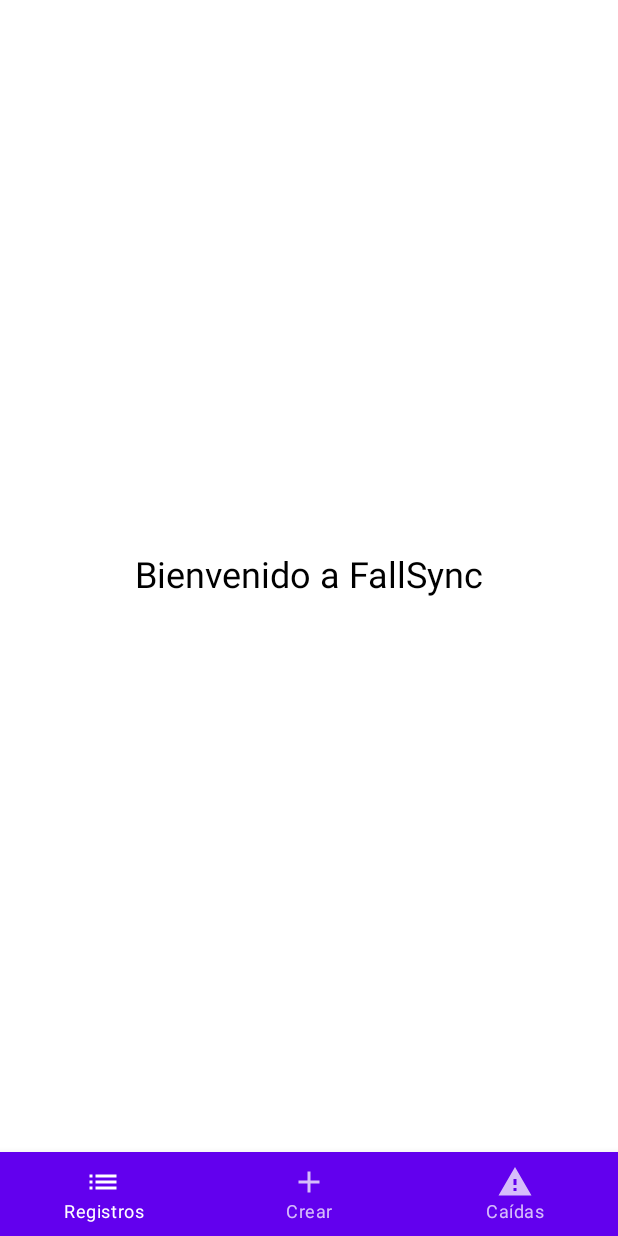
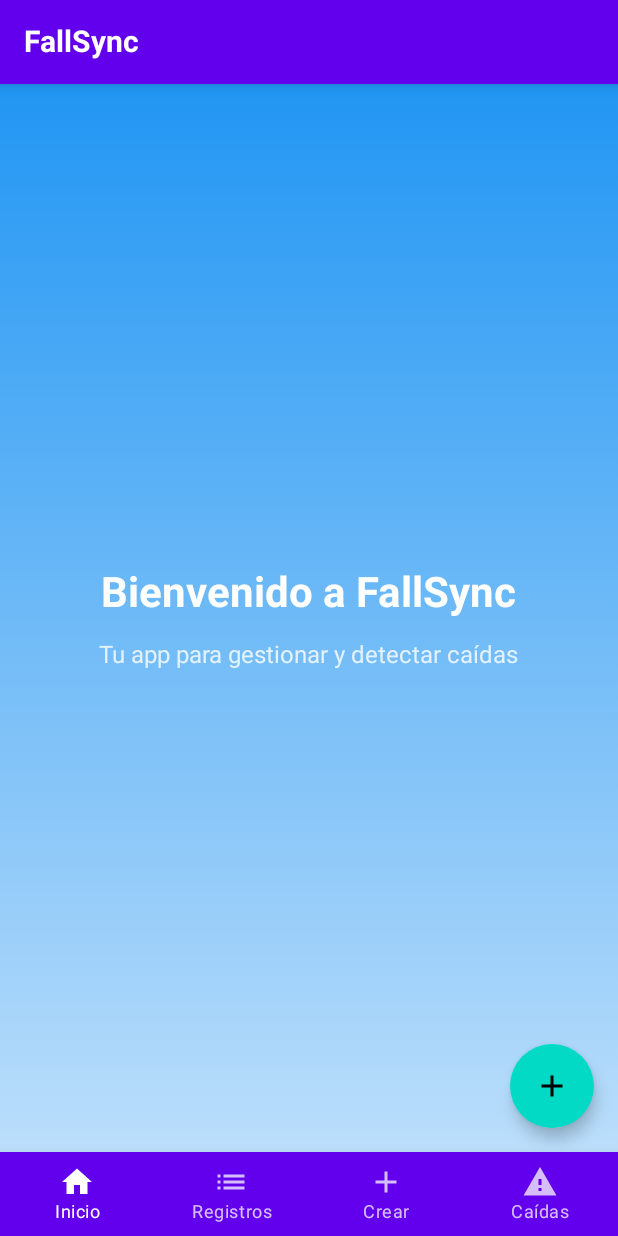
Before and after one commit to KASHlMA/FallSync, an Android app built with Jetpack Compose: the screen it shows after launch (MainActivity), on a phone screen of 412 x 824 dp. Run offline under Robolectric (Android 15) with nearby library versions, the phone set to English and light mode, and no system bars.

Commit message:
agregue colores nuevos a la pantalla principal

```diff
--- /dev/null
+++ b/app/src/main/java/com/example/fallsync/ui/data/network/ApiService.kt
@@ -0,0 +1 @@
+package com.example.fallsync.ui.data.network
--- /dev/null
+++ b/app/src/main/java/com/example/fallsync/ui/data/network/RetrofitInstance.kt
@@ -0,0 +1 @@
+package com.example.fallsync.ui.data.network
--- a/app/src/main/java/com/example/fallsync/ui/screens/HomeScreen.kt
+++ b/app/src/main/java/com/example/fallsync/ui/screens/HomeScreen.kt
@@ -1,30 +1,50 @@
 package com.example.fallsync.ui.screens
 
+import androidx.compose.foundation.background
 import androidx.compose.foundation.layout.*
 import androidx.compose.material.*
 import androidx.compose.material.icons.Icons
 import androidx.compose.material.icons.filled.Add
 import androidx.compose.material.icons.filled.List
 import androidx.compose.material.icons.filled.Warning
+import androidx.compose.material.icons.filled.Home
 import androidx.compose.runtime.*
 import androidx.compose.ui.Alignment
 import androidx.compose.ui.Modifier
+import androidx.compose.ui.graphics.Brush
+import androidx.compose.ui.graphics.Color
+import androidx.compose.ui.text.font.FontWeight
 import androidx.compose.ui.unit.dp
 import androidx.compose.ui.unit.sp
 import androidx.navigation.NavController
 
 @Composable
 fun HomeScreen(navController: NavController) {
-    var selectedItem by remember { mutableStateOf(0) } // índice del item seleccionado
+    var selectedItem by remember { mutableStateOf(0) }
 
-    val items = listOf("Registros", "Crear", "Caídas")
-    val icons = listOf(Icons.Default.List, Icons.Default.Add, Icons.Default.Warning)
+    val items = listOf("Inicio", "Registros", "Crear", "Caídas")
+    val icons = listOf(Icons.Default.Home, Icons.Default.List, Icons.Default.Add, Icons.Default.Warning)
 
     Scaffold(
+        topBar = {
+            TopAppBar(
+                title = { Text("FallSync", fontWeight = FontWeight.Bold) },
+                backgroundColor = MaterialTheme.colors.primary,
+                elevation = 6.dp
+            )
+        },
+        floatingActionButton = {
+            FloatingActionButton(
+                onClick = { navController.navigate("create") },
+                backgroundColor = MaterialTheme.colors.secondary
+            ) {
+                Icon(Icons.Default.Add, contentDescription = "Crear")
+            }
+        },
         bottomBar = {
             BottomNavigation(
                 backgroundColor = MaterialTheme.colors.primarySurface,
-                elevation = 8.dp
+                elevation = 10.dp
             ) {
                 items.forEachIndexed { index, item ->
                     BottomNavigationItem(
@@ -34,9 +54,10 @@ fun HomeScreen(navController: NavController) {
                         onClick = {
                             selectedItem = index
                             when(index) {
-                                0 -> navController.navigate("list")
-                                1 -> navController.navigate("create")
-                                2 -> navController.navigate("fallDetection")
+                                0 -> navController.navigate("home")
+                                1 -> navController.navigate("list")
+                                2 -> navController.navigate("create")
+                                3 -> navController.navigate("fallDetection")
                             }
                         }
                     )
@@ -47,10 +68,28 @@ fun HomeScreen(navController: NavController) {
         Box(
             modifier = Modifier
                 .fillMaxSize()
-                .padding(padding),
+                .padding(padding)
+                .background(
+                    Brush.verticalGradient(
+                        colors = listOf(Color(0xFF2196F3), Color(0xFFBBDEFB))
+                    )
+                ),
             contentAlignment = Alignment.Center
         ) {
-            Text("Bienvenido a FallSync", fontSize = 24.sp)
+            Column(horizontalAlignment = Alignment.CenterHorizontally) {
+                Text(
+                    "Bienvenido a FallSync",
+                    fontSize = 28.sp,
+                    fontWeight = FontWeight.Bold,
+                    color = Color.White
+                )
+                Spacer(modifier = Modifier.height(16.dp))
+                Text(
+                    "Tu app para gestionar y detectar caídas",
+                    fontSize = 16.sp,
+                    color = Color.White.copy(alpha = 0.8f)
+                )
+            }
         }
     }
 }
```
